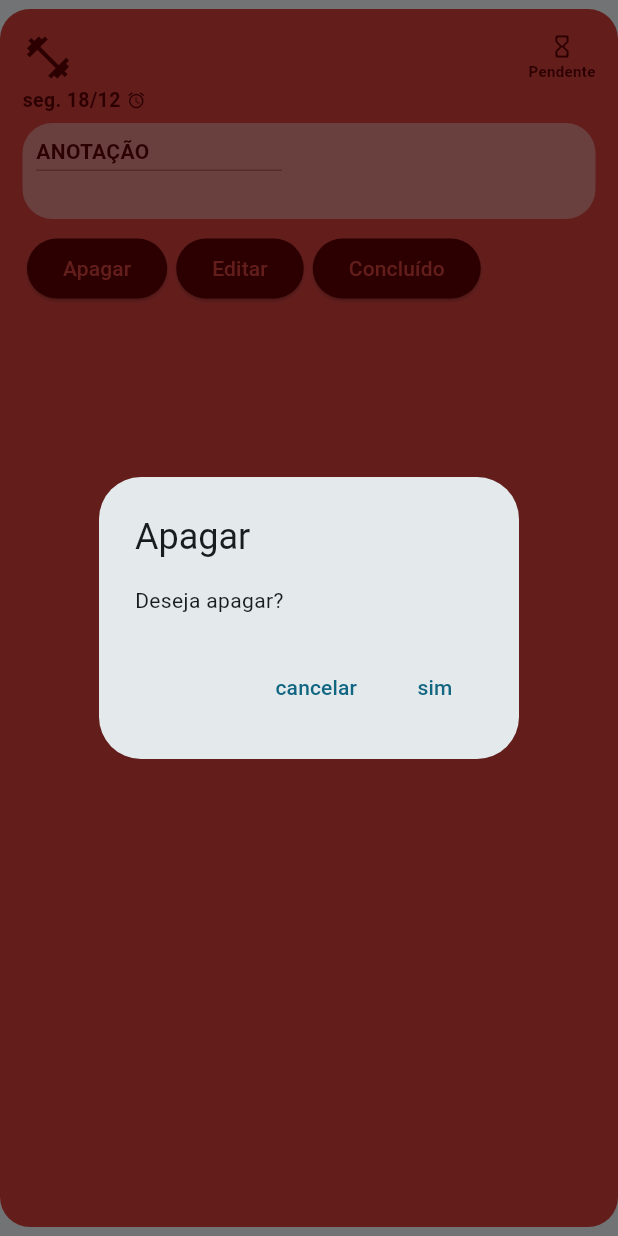
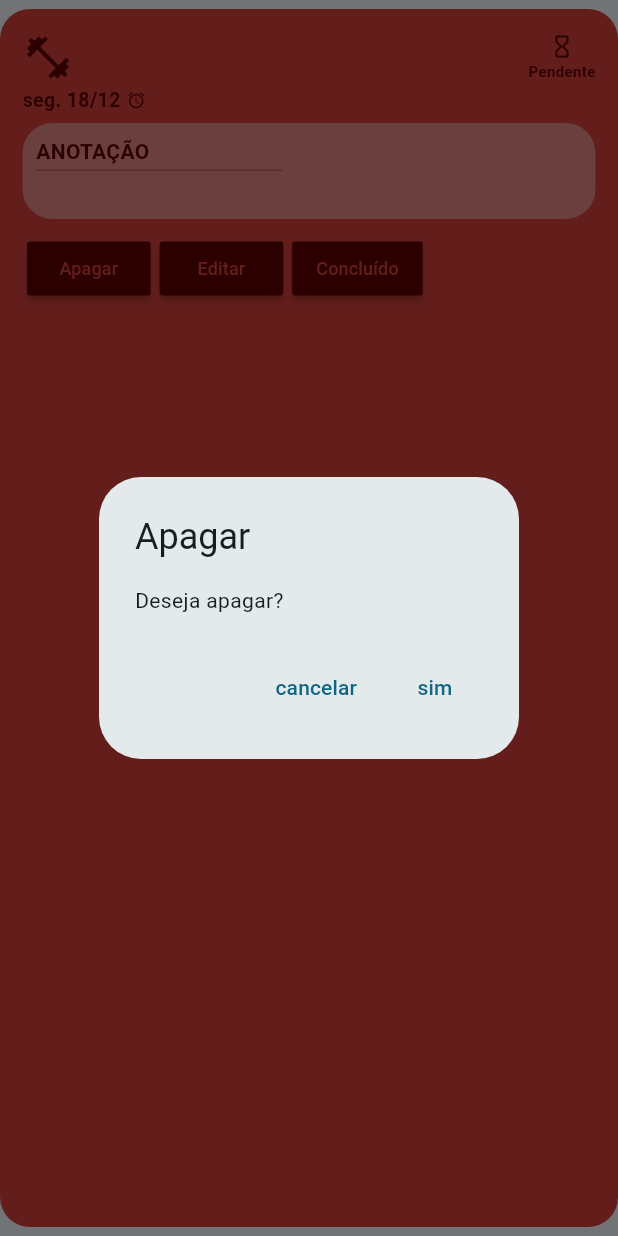
Before and after one commit to leomaiap/Tarefas-Sistemas-Distribuidos, a Flutter app: the TaskExpander widget shown alone on an empty page, opened directly with empty values, after a tap on "Apagar", on a phone screen of 412 x 824 dp. Run offline on Flutter 3.47's test engine with Material 3 defaults, Android fonts, the phone set to English and light mode, and no system bars; our stand-ins replace sqflite, table_calendar; accounts and stored records are empty.

Commit message:
Correcao botoes

```diff
--- a/lib/taskList/taskExpanderWidget.dart
+++ b/lib/taskList/taskExpanderWidget.dart
@@ -313,11 +313,11 @@ class _TaskExpanderState extends State<TaskExpander> {
               //Botoes
               Container(
                 margin: EdgeInsets.all(3),
-                padding: EdgeInsets.fromLTRB(15, 6, 15, 6),
+                padding: EdgeInsets.fromLTRB(15, 6, 0, 6),
                 child: Row(
                   children: [
-                    //Botao apagar
-                    ElevatedButton(
+                    // Botão Apagar
+                    MaterialButton(
                       onPressed: () {
                         //Confirmar apagar
                         showDialog(
@@ -344,52 +344,43 @@ class _TaskExpanderState extends State<TaskExpander> {
                               );
                             });
                       },
-                      child: Text("Apagar"),
-                      style: ElevatedButton.styleFrom(
-                          foregroundColor: color1, backgroundColor: color2),
+                      minWidth: MediaQuery.of(context).size.width / 5,
+                      child: Text("Apagar", style: TextStyle(fontSize: 12),),
+                      color: color2,
+                      textColor: color1,
                     ),
+
                     Divider(
                       indent: 6,
                     ),
-                    //Editar
-                    ElevatedButton(
+                    //EDITAR
+                    MaterialButton(
                       onPressed: () {
-                        //Apagar do banco de dados
-                        showDialog(
-                            context: context,
-                            builder: (context) {
-                              return Padding(
-                                padding: const EdgeInsets.all(40),
-                                child: NewTask(
-                                    nameBoard: 'Teste',
-                                    color: 2,
-                                    taskBoardID: 2),
-                              );
-                            });
-                        print('Editar');
+
                       },
-                      child: Text("Editar"),
-                      style: ElevatedButton.styleFrom(
-                          foregroundColor: color1, backgroundColor: color2),
+                      minWidth: MediaQuery.of(context).size.width / 5,
+                      child: Text("Editar", style: TextStyle(fontSize: 12),),
+                      color: color2,
+                      textColor: color1,
                     ),
+
                     Divider(
                       indent: 6,
                     ),
                     //Concluido
                     widget.isCompleted == 0
-                        ? ElevatedButton(
+                        ? MaterialButton(
                       onPressed: () {
                         //isComplete do banco de dados
                         widget.onCompleted(widget.indexListTask);
                         db.completeTask(widget.id);
                         print('Complete');
                       },
-                            child: Text("Concluído"),
-                            style: ElevatedButton.styleFrom(
-                                foregroundColor: color1,
-                                backgroundColor: color2),
-                          )
-                        : Container(),
+                      minWidth: MediaQuery.of(context).size.width / 5,
+                      child: Text("Concluído", style: TextStyle(fontSize: 12),),
+                      color: color2,
+                      textColor: color1,
+                    ) : Container(),
                   ],
                 ),
               )
```
Lines whose indentation alone changed are shown as unchanged.
